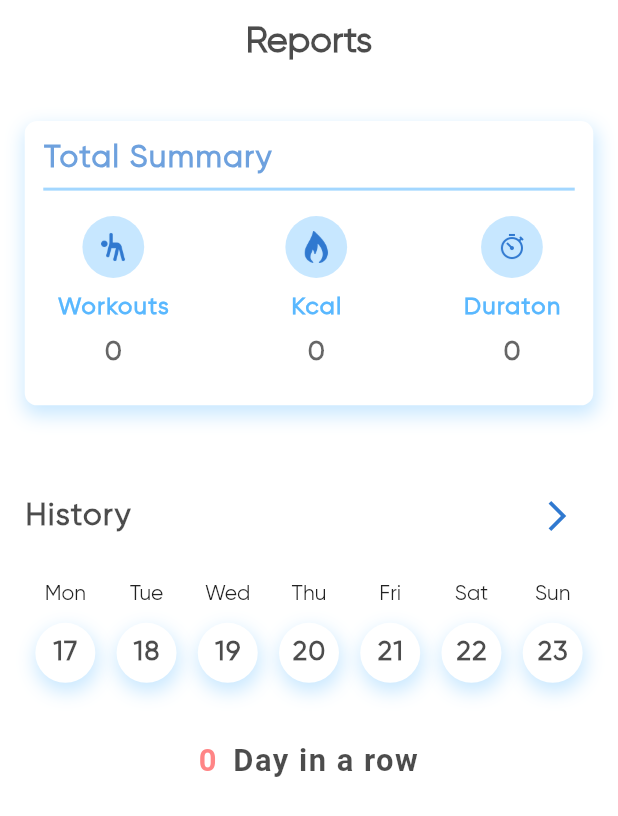
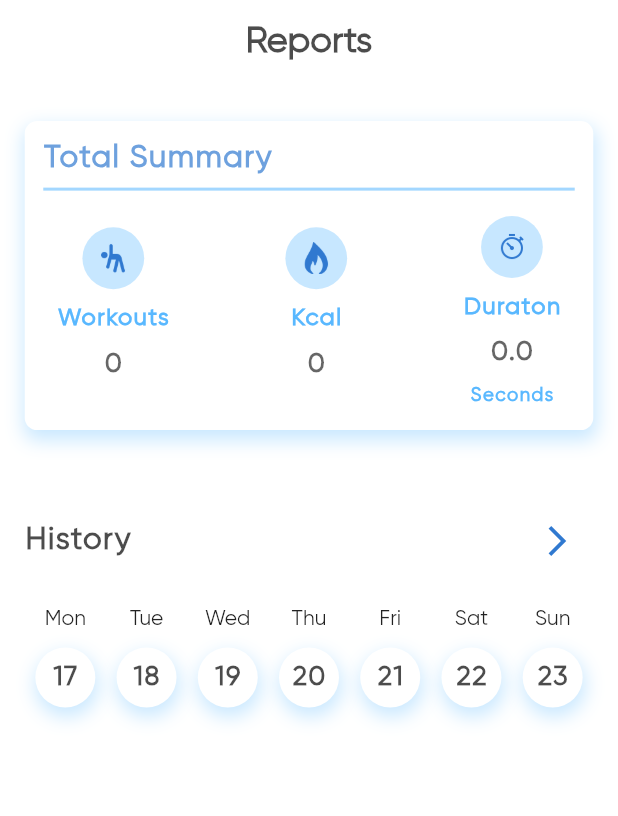
Before and after one commit to sudeshnb/exercise-app, a Flutter app: the ReportsPage screen opened by its route, on a phone screen of 412 x 824 dp. Shown: the top 816 px of the screen. Run offline on Flutter 3.47's test engine with Material 2 defaults, Android fonts, the phone set to English and light mode, and no system bars; our stand-ins replace flutter_local_notifications, sqflite, timezone; accounts and stored records are empty.

Commit message:
exercise app

```diff
--- a/lib/pages/report/report_page.dart
+++ b/lib/pages/report/report_page.dart
@@ -17,7 +17,8 @@ class _ReportsPageState extends State<ReportsPage> {
   List<Reports> history = [];
   int totWorkout = 0;
   double totKacl = 0.0, totTime = 0.0;
-
+  String timeTo = '';
+  String time = '';
   @override
   void initState() {
     showData();
@@ -41,6 +42,23 @@ class _ReportsPageState extends State<ReportsPage> {
 
       history = await ExerciseDatabase.instance.showHistory(date);
     }
+
+    setState(() {
+      if (totTime > 60) {
+        var min = totTime / 60;
+        if (min > 60) {
+          var hour = min / 60;
+          timeTo = hour.toStringAsFixed(0);
+          time = 'Hour';
+        } else {
+          timeTo = min.toStringAsFixed(0);
+          time = 'Minutes';
+        }
+      } else {
+        timeTo = totTime.toString();
+        time = 'Seconds';
+      }
+    });
   }
 
   @override
@@ -68,7 +86,7 @@ class _ReportsPageState extends State<ReportsPage> {
           children: [
             Container(
               padding: EdgeInsets.all(1.5 * SizeConfig.height!),
-              height: 23 * SizeConfig.height!,
+              height: 25 * SizeConfig.height!,
               decoration: BoxDecoration(
                 color: white,
                 borderRadius: BorderRadius.circular(1 * SizeConfig.height!),
@@ -116,7 +134,8 @@ class _ReportsPageState extends State<ReportsPage> {
                       reportTotalData(
                         name: 'Duraton',
                         imagePath: 'time',
-                        data: totTime.toStringAsFixed(0),
+                        data: timeTo,
+                        exte: time,
                       ),
                     ],
                   ),
@@ -151,33 +170,33 @@ class _ReportsPageState extends State<ReportsPage> {
             Row(
               mainAxisAlignment: MainAxisAlignment.spaceAround,
               children: [
-                for (int i = 6; i >= 0; i--) _getWeek(i),
+                for (int i = 6; i >= 0; i--) _getWeek(i, reports),
               ],
             ),
-            h40,
-            RichText(
-              text: TextSpan(
-                children: [
-                  TextSpan(
-                    text: '$count2 ',
-                    style: TextStyle(
-                      color: red.withOpacity(0.7),
-                      fontSize: 2.5 * SizeConfig.text!,
-                      fontWeight: FontWeight.w600,
-                    ),
-                  ),
-                  TextSpan(
-                    text: ' Day in a row',
-                    style: TextStyle(
-                      color: black.withOpacity(0.7),
-                      fontSize: 2.5 * SizeConfig.text!,
-                      letterSpacing: 1,
-                      fontWeight: FontWeight.w600,
-                    ),
-                  )
-                ],
-              ),
-            ),
+            // h40,
+            // RichText(
+            //   text: TextSpan(
+            //     children: [
+            //       TextSpan(
+            //         text: '$count ',
+            //         style: TextStyle(
+            //           color: red.withOpacity(0.7),
+            //           fontSize: 2.5 * SizeConfig.text!,
+            //           fontWeight: FontWeight.w600,
+            //         ),
+            //       ),
+            //       TextSpan(
+            //         text: count > 1 ? ' Days in a row' : ' Day in a row',
+            //         style: TextStyle(
+            //           color: black.withOpacity(0.7),
+            //           fontSize: 2.5 * SizeConfig.text!,
+            //           letterSpacing: 1,
+            //           fontWeight: FontWeight.w600,
+            //         ),
+            //       )
+            //     ],
+            //   ),
+            // ),
           ],
         ),
       ),
@@ -188,6 +207,7 @@ class _ReportsPageState extends State<ReportsPage> {
     required String name,
     required String imagePath,
     required String data,
+    String? exte,
   }) {
     return Column(
       children: [
@@ -219,29 +239,35 @@ class _ReportsPageState extends State<ReportsPage> {
             fontSize: 2.2 * SizeConfig.text!,
             fontWeight: FontWeight.w600,
           ),
-        )
+        ),
+        h10,
+        if (exte != null)
+          Text(
+            exte,
+            style: TextStyle(
+              color: blue.withOpacity(0.9),
+              letterSpacing: 1,
+              fontSize: 1.5 * SizeConfig.text!,
+              fontWeight: FontWeight.w600,
+            ),
+          ),
       ],
     );
   }
 
-  int count = 0;
-  int count2 = 0;
-  Widget _getWeek(int index) {
+  Widget _getWeek(index, reports) {
     var now = DateTime.now();
     var day = now.subtract(Duration(days: index));
     var dayName = _getWeekName(day);
+
     bool isFind = false;
     if (reports.isNotEmpty) {
       for (int i = 0; reports.length > i; i++) {
         if ('${day.month}${day.day}' ==
             '${reports[i].time.month}${reports[i].time.day}') {
           isFind = true;
-          count++;
         }
       }
-    }
-    if (count > 0) {
-      count2++;
     }
 
     return Column(
```
